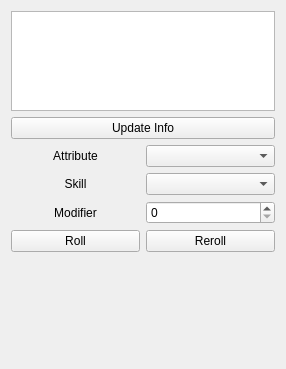
Above: diceroller.ui from Pkow1999/Vampire-The-Masquerade-v5-Character-Sheet-for-Android before the change. Below: the same form after it.
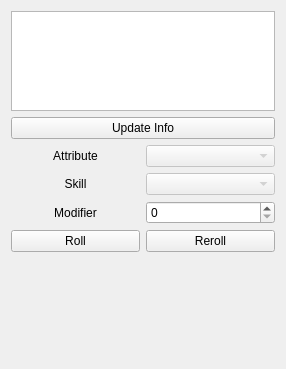
That is the form after the change. Icons and pictures are not drawn.

Patch:
```diff
--- a/diceroller.ui
+++ b/diceroller.ui
@@ -77,7 +77,11 @@
       </widget>
      </item>
      <item>
-      <widget class="QComboBox" name="attributeComboBox"/>
+      <widget class="QComboBox" name="attributeComboBox">
+       <property name="enabled">
+        <bool>false</bool>
+       </property>
+      </widget>
      </item>
     </layout>
    </item>
@@ -104,6 +108,9 @@
      </item>
      <item>
       <widget class="QComboBox" name="skillComboBox">
+       <property name="enabled">
+        <bool>false</bool>
+       </property>
        <property name="sizeAdjustPolicy">
         <enum>QComboBox::AdjustToContents</enum>
        </property>
```
Left out of the diff: 12 changed lines with no effect on the pictures.
